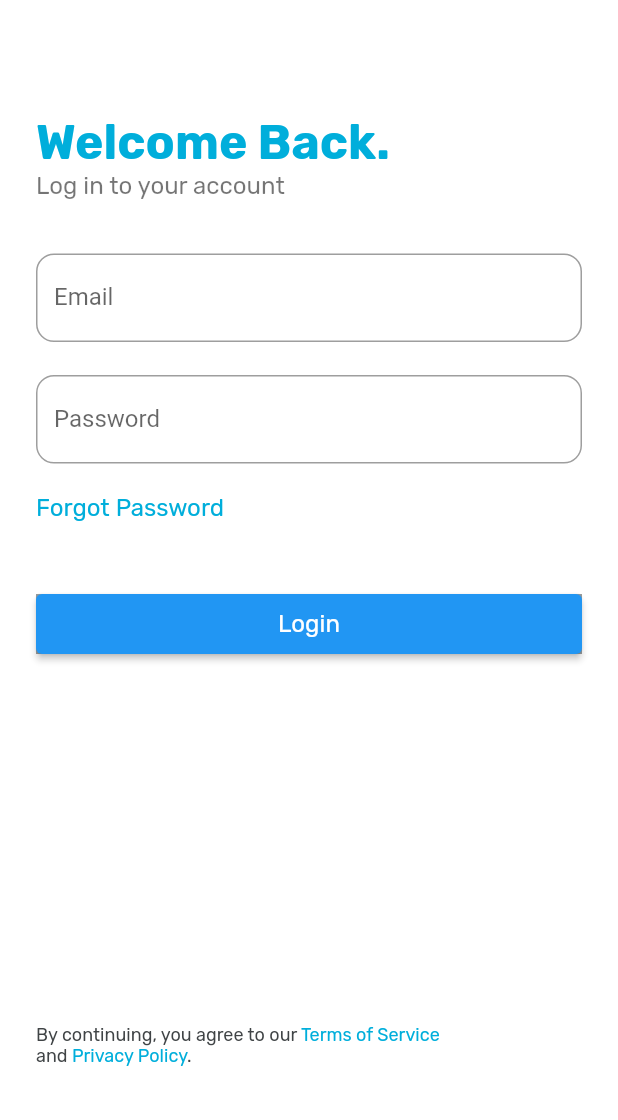
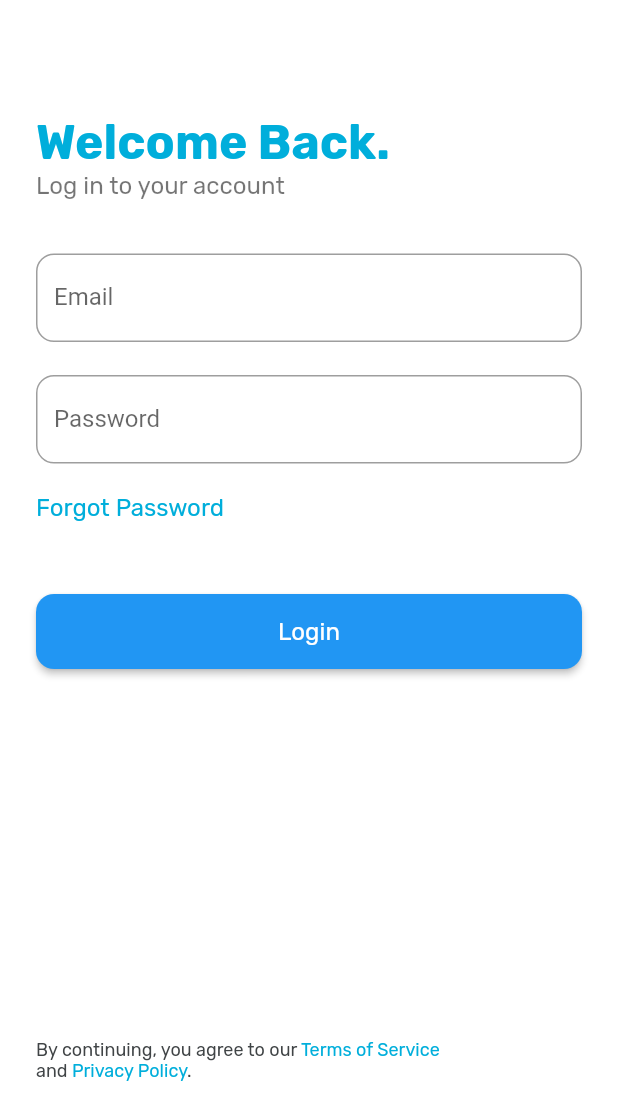
Before and after one commit to RDLMobileDev/clone_ecm, a Flutter app: the screen it shows after launch, on a phone screen of 412 x 824 dp. Shown: the top 1120 px of the screen. Run offline on Flutter 3.47's test engine with Material 2 defaults, Android fonts, the phone set to English and light mode, and no system bars; our stand-ins replace fluttertoast, get, image_picker, shared_preferences; missing offline and left inert: platform_device_id.

Commit message:
fixing layout

```diff
--- a/lib/auth/view/login.dart
+++ b/lib/auth/view/login.dart
@@ -249,13 +249,16 @@ class _LogInState extends State<LogIn> {
                       height: 48,
                     ),
                     Container(
-                      color: Color(0xff979C9E),
                       width: MediaQuery.of(context).size.width,
-                      height: 40,
+                      height: 50,
                       child: ElevatedButton(
+                        style: ButtonStyle(
+                            shape: MaterialStateProperty.all<
+                                RoundedRectangleBorder>(RoundedRectangleBorder(
+                          borderRadius: BorderRadius.circular(12),
+                        ))),
                         onPressed: () {
-                          Navigator.of(context).push(MaterialPageRoute(
-                              builder: (context) => const Dashboard()));
+                          postLogin();
                         },
                         child: Text(
                           'Login',
```
